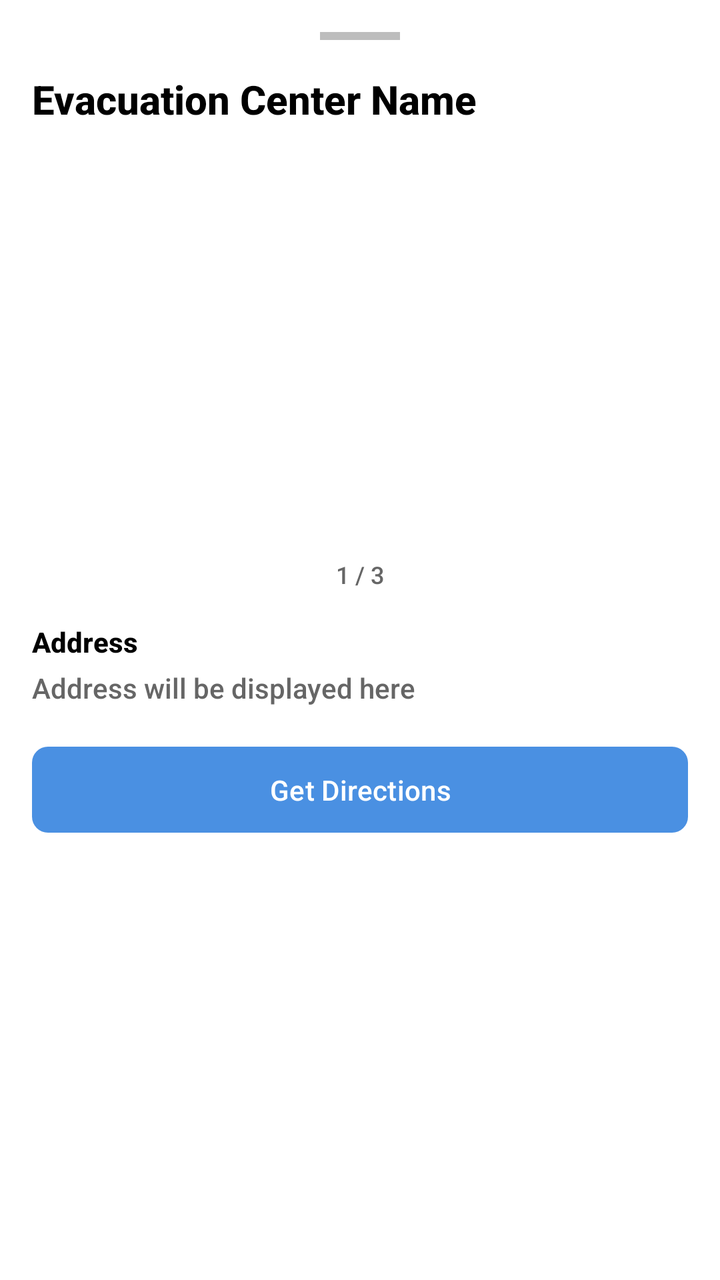
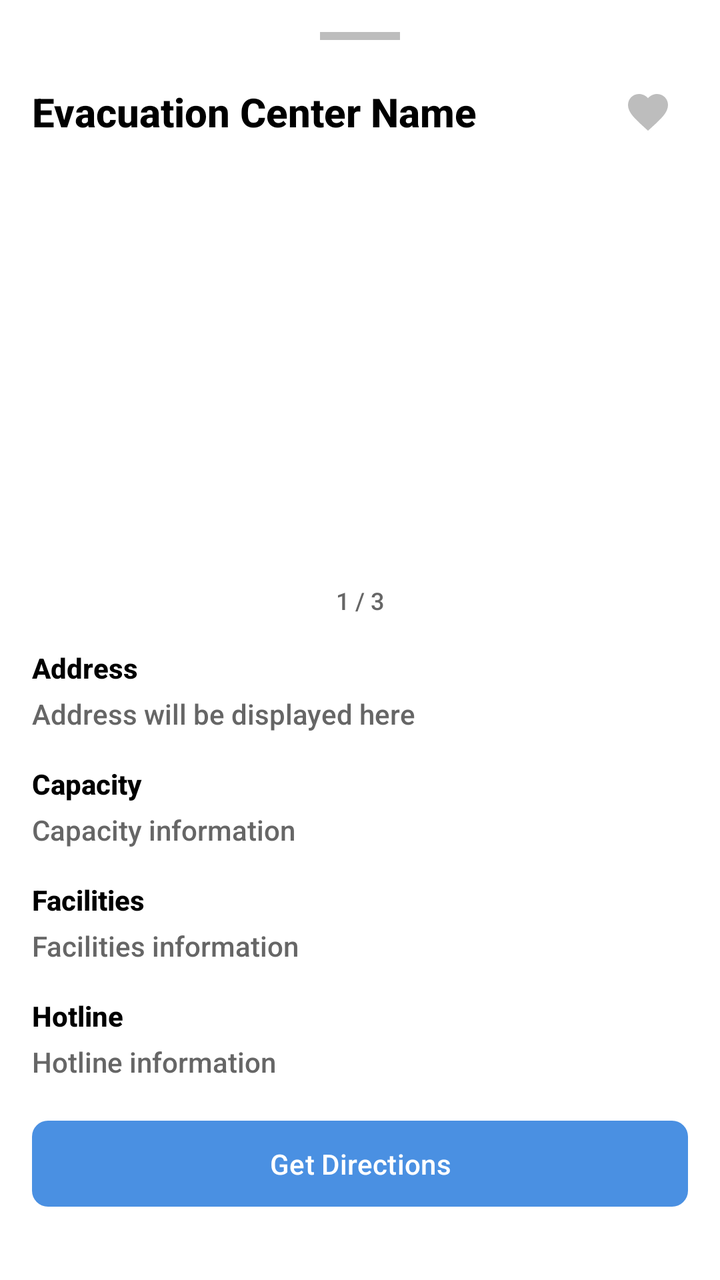

The first picture is an Android layout as it rendered before a commit; the second is the same layout after the commit. The layout source and the unified diff follow.
<!-- AndroidManifest.xml: application theme Theme.Evat -->
<!-- res/layout/bottom_sheet_evacuation_details.xml -->
<?xml version="1.0" encoding="utf-8"?>
<LinearLayout xmlns:android="http://schemas.android.com/apk/res/android"
    xmlns:app="http://schemas.android.com/apk/res-auto"
    android:id="@+id/bottomSheet"
    android:layout_width="match_parent"
    android:layout_height="wrap_content"
    android:orientation="vertical"
    android:background="@android:color/white"
    android:padding="16dp"
    app:behavior_hideable="true"
    app:behavior_peekHeight="0dp"
    app:layout_behavior="com.google.android.material.bottomsheet.BottomSheetBehavior">

    
    <View
        android:layout_width="40dp"
        android:layout_height="4dp"
        android:layout_gravity="center_horizontal"
        android:layout_marginBottom="16dp"
        android:background="#CCCCCC"
        android:backgroundTint="#BDBDBD"/>

    
    <TextView
        android:id="@+id/tvEvacuationName"
        android:layout_width="match_parent"
        android:layout_height="wrap_content"
        android:text="Evacuation Center Name"
        android:textSize="20sp"
        android:textStyle="bold"
        android:textColor="@android:color/black"
        android:layout_marginBottom="8dp"/>

    
    <androidx.viewpager2.widget.ViewPager2
        android:id="@+id/imageViewPager"
        android:layout_width="match_parent"
        android:layout_height="200dp"
        android:layout_marginBottom="8dp"/>

    
    <TextView
        android:id="@+id/tvImageIndicator"
        android:layout_width="wrap_content"
        android:layout_height="wrap_content"
        android:layout_gravity="center_horizontal"
        android:text="1 / 3"
        android:textSize="12sp"
        android:textColor="#666666"
        android:layout_marginBottom="16dp"/>

    
    <TextView
        android:layout_width="match_parent"
        android:layout_height="wrap_content"
        android:text="Address"
        android:textSize="14sp"
        android:textStyle="bold"
        android:textColor="@android:color/black"
        android:layout_marginBottom="4dp"/>

    <TextView
        android:id="@+id/tvEvacuationAddress"
        android:layout_width="match_parent"
        android:layout_height="wrap_content"
        android:text="Address will be displayed here"
        android:textSize="14sp"
        android:textColor="#666666"
        android:layout_marginBottom="16dp"/>

    
    <com.google.android.material.button.MaterialButton
        android:id="@+id/btnGetDirections"
        android:layout_width="match_parent"
        android:layout_height="wrap_content"
        android:text="Get Directions"
        android:textColor="@android:color/white"
        app:backgroundTint="#4A90E2"
        app:cornerRadius="8dp"
        android:padding="12dp"/>

</LinearLayout>
<!-- resources referenced by this layout -->
<resources>
  <style name="Theme.Evat" parent="Theme.Material3.DayNight.NoActionBar">
          <item name="android:statusBarColor">@android:color/transparent</item>
          <item name="android:windowLightStatusBar">true</item>
          <item name="colorPrimary">@color/primary_blue</item>
          <item name="colorPrimaryVariant">@color/primary_blue_dark</item>
          <item name="colorSecondary">@color/accent_yellow</item>
          <item name="android:fontFamily">sans-serif-medium</item>
          <item name="fontFamily">sans-serif-medium</item>
          <item name="android:navigationBarColor">@color/background</item>
          <item name="android:windowBackground">@color/background</item>
      </style>
  <color name="primary_blue">#2E86DE</color>
  <color name="primary_blue_dark">#1F5FA3</color>
  <color name="accent_yellow">#F2C94C</color>
  <color name="background">#F8FAFD</color>
</resources>

<!-- the commit's change to res/layout/bottom_sheet_evacuation_details.xml (unified diff, before → after) -->
@@ -21,15 +21,30 @@
         android:backgroundTint="#BDBDBD"/>
 
     
-    <TextView
-        android:id="@+id/tvEvacuationName"
+    <LinearLayout
         android:layout_width="match_parent"
         android:layout_height="wrap_content"
-        android:text="Evacuation Center Name"
-        android:textSize="20sp"
-        android:textStyle="bold"
-        android:textColor="@android:color/black"
-        android:layout_marginBottom="8dp"/>
+        android:orientation="horizontal"
+        android:gravity="center_vertical"
+        android:layout_marginBottom="8dp">
+        <TextView
+            android:id="@+id/tvEvacuationName"
+            android:layout_width="0dp"
+            android:layout_height="wrap_content"
+            android:layout_weight="1"
+            android:text="Evacuation Center Name"
+            android:textSize="20sp"
+            android:textStyle="bold"
+            android:textColor="@android:color/black"/>
+        <ImageButton
+            android:id="@+id/btnFavorite"
+            android:layout_width="40dp"
+            android:layout_height="40dp"
+            android:background="@android:color/transparent"
+            android:src="@drawable/ic_favorite"
+            android:contentDescription="Favorite"
+            android:tint="#BDBDBD"/>
+    </LinearLayout>
 
     
     <androidx.viewpager2.widget.ViewPager2
@@ -69,6 +84,64 @@
         android:layout_marginBottom="16dp"/>
 
     
+    <TextView
+        android:layout_width="match_parent"
+        android:layout_height="wrap_content"
+        android:text="Capacity"
+        android:textSize="14sp"
+        android:textStyle="bold"
+        android:textColor="@android:color/black"
+        android:layout_marginBottom="4dp"/>
+
+    <TextView
+        android:id="@+id/tvEvacuationCapacity"
+        android:layout_width="match_parent"
+        android:layout_height="wrap_content"
+        android:text="Capacity information"
+        android:textSize="14sp"
+        android:textColor="#666666"
+        android:layout_marginBottom="16dp"/>
+
+    
+    <TextView
+        android:layout_width="match_parent"
+        android:layout_height="wrap_content"
+        android:text="Facilities"
+        android:textSize="14sp"
+        android:textStyle="bold"
+        android:textColor="@android:color/black"
+        android:layout_marginBottom="4dp"/>
+
+    <TextView
+        android:id="@+id/tvEvacuationFacilities"
+        android:layout_width="match_parent"
+        android:layout_height="wrap_content"
+        android:text="Facilities information"
+        android:textSize="14sp"
+        android:textColor="#666666"
+        android:layout_marginBottom="16dp"/>
+
+    
+    <TextView
+        android:layout_width="match_parent"
+        android:layout_height="wrap_content"
+        android:text="Hotline"
+        android:textSize="14sp"
+        android:textStyle="bold"
+        android:textColor="@android:color/black"
+        android:layout_marginBottom="4dp"/>
+
+    <TextView
+        android:id="@+id/tvEvacuationHotline"
+        android:layout_width="match_parent"
+        android:layout_height="wrap_content"
+        android:text="Hotline information"
+        android:textSize="14sp"
+        android:textColor="#666666"
+        android:layout_marginBottom="16dp"
+        android:autoLink="phone"/>
+
+    
     <com.google.android.material.button.MaterialButton
         android:id="@+id/btnGetDirections"
         android:layout_width="match_parent"
<!-- resource entries referenced after the edit -->
@@ -1,5 +1,16 @@
 <!-- resources referenced by this layout -->
 <resources>
+  <!-- drawable ic_favorite (drawable) -->
+  <?xml version="1.0" encoding="utf-8"?>
+  <vector xmlns:android="http://schemas.android.com/apk/res/android"
+      android:width="24dp"
+      android:height="24dp"
+      android:viewportWidth="24"
+      android:viewportHeight="24">
+      <path
+          android:fillColor="#FF9800"
+          android:pathData="M12 21.35l-1.45-1.32C5.4 15.36 2 12.28 2 8.5 2 5.42 4.42 3 7.5 3c1.74 0 3.41 0.81 4.5 2.09C13.09 3.81 14.76 3 16.5 3 19.58 3 22 5.42 22 8.5c0 3.78-3.4 6.86-8.55 11.54L12 21.35z"/>
+  </vector>
   <style name="Theme.Evat" parent="Theme.Material3.DayNight.NoActionBar">
           <item name="android:statusBarColor">@android:color/transparent</item>
           <item name="android:windowLightStatusBar">true</item>
